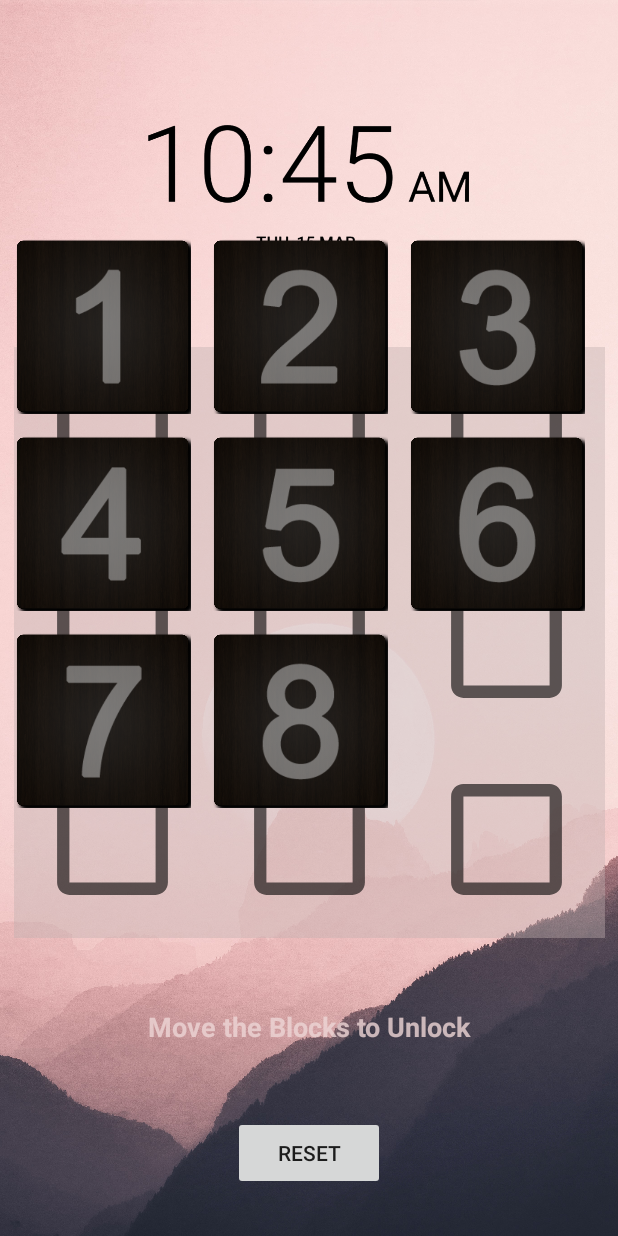
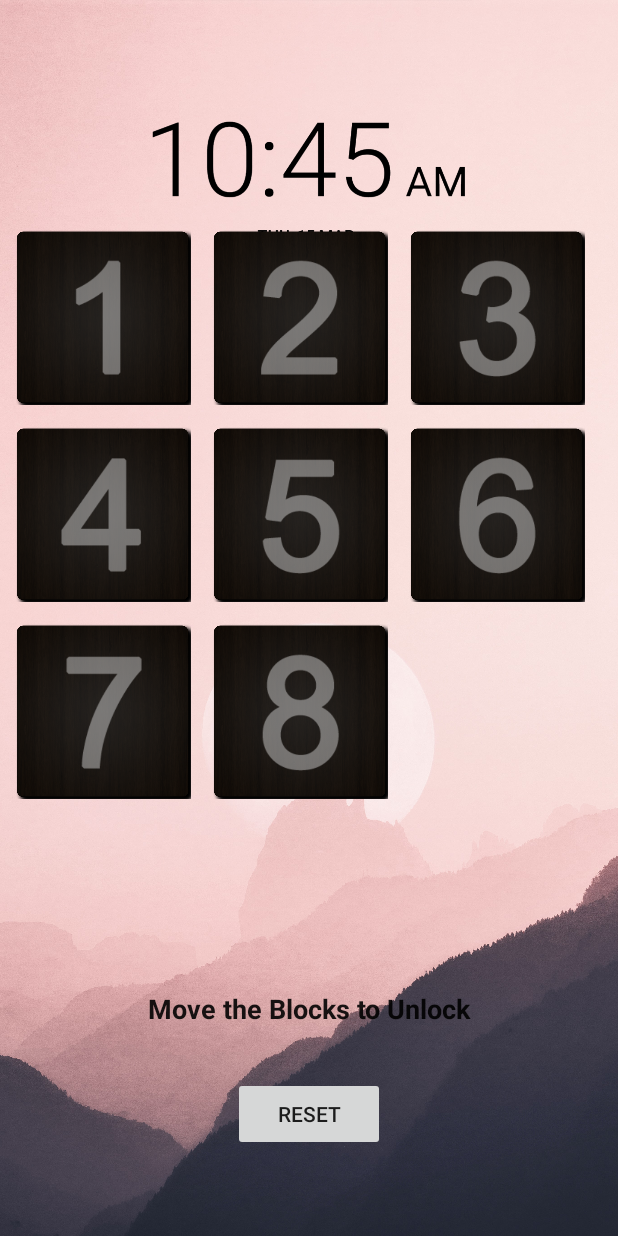
Before and after one commit to mitchgoertzen/Phone_Unlock, an Android app: the BlockUnlock screen opened through its navigation route, on a phone screen of 412 x 824 dp. Run offline under Robolectric (Android 15) with nearby library versions, the phone set to English and light mode, and no system bars.

Commit message:
complete styling

```diff
--- a/app/src/main/java/com/example/phoneunlock/BlockUnlock.java
+++ b/app/src/main/java/com/example/phoneunlock/BlockUnlock.java
@@ -5,8 +5,6 @@ import android.graphics.Color;
 import android.graphics.drawable.Drawable;
 import android.os.Build;
 import android.os.Bundle;
-import android.util.DisplayMetrics;
-import android.util.Log;
 import android.util.Pair;
 import android.view.LayoutInflater;
 import android.view.View;
--- a/app/src/main/res/layout/block_unlock.xml
+++ b/app/src/main/res/layout/block_unlock.xml
@@ -41,7 +41,7 @@
             android:layout_marginLeft="24dp"
             android:layout_marginEnd="24dp"
             android:layout_marginRight="24dp"
-            android:background="#6AC1B0B0"
+            android:background="#00C1B0B0"
             app:layout_constraintBottom_toBottomOf="parent"
             app:layout_constraintEnd_toEndOf="parent"
             app:layout_constraintStart_toStartOf="parent"
@@ -57,6 +57,7 @@
                     android:layout_width="fill_parent"
                     android:layout_height="fill_parent"
                     android:layout_weight="1"
+                    android:alpha="0"
                     android:background="#00FFFFFF"
                     android:src="?android:attr/listChoiceIndicatorMultiple" />
 
@@ -65,6 +66,7 @@
                     android:layout_width="fill_parent"
                     android:layout_height="fill_parent"
                     android:layout_weight="1"
+                    android:alpha="0"
                     android:background="#00FFFFFF"
                     android:src="?android:attr/listChoiceIndicatorMultiple" />
 
@@ -73,6 +75,7 @@
                     android:layout_width="fill_parent"
                     android:layout_height="fill_parent"
                     android:layout_weight="1"
+                    android:alpha="0"
                     android:background="#00FFFFFF"
                     android:src="?android:attr/listChoiceIndicatorMultiple" />
 
@@ -88,6 +91,7 @@
                     android:layout_width="fill_parent"
                     android:layout_height="fill_parent"
                     android:layout_weight="1"
+                    android:alpha="0"
                     android:background="#00FFFFFF"
                     android:src="?android:attr/listChoiceIndicatorMultiple" />
 
@@ -96,6 +100,7 @@
                     android:layout_width="fill_parent"
                     android:layout_height="fill_parent"
                     android:layout_weight="1"
+                    android:alpha="0"
                     android:background="#00FFFFFF"
                     android:src="?android:attr/listChoiceIndicatorMultiple" />
 
@@ -104,6 +109,7 @@
                     android:layout_width="fill_parent"
                     android:layout_height="fill_parent"
                     android:layout_weight="1"
+                    android:alpha="0"
                     android:background="#00FFFFFF"
                     android:contentDescription="TODO"
                     android:src="?android:attr/listChoiceIndicatorMultiple" />
@@ -121,6 +127,7 @@
                     android:layout_width="fill_parent"
                     android:layout_height="fill_parent"
                     android:layout_weight="1"
+                    android:alpha="0"
                     android:background="#00FFFFFF"
                     android:src="?android:attr/listChoiceIndicatorMultiple" />
 
@@ -129,6 +136,7 @@
                     android:layout_width="fill_parent"
                     android:layout_height="fill_parent"
                     android:layout_weight="1"
+                    android:alpha="0"
                     android:background="#00FFFFFF"
                     android:src="?android:attr/listChoiceIndicatorMultiple" />
 
@@ -137,6 +145,7 @@
                     android:layout_width="fill_parent"
                     android:layout_height="fill_parent"
                     android:layout_weight="1"
+                    android:alpha="0"
                     android:background="#00FFFFFF"
                     android:src="?android:attr/listChoiceIndicatorMultiple" />
 
@@ -159,9 +168,9 @@
         android:id="@+id/textview_first"
         android:layout_width="wrap_content"
         android:layout_height="wrap_content"
-        android:layout_marginBottom="16dp"
+        android:layout_marginBottom="8dp"
         android:text="Move the Blocks to Unlock"
-        android:textColor="#CEECD5D5"
+        android:textColor="#E4000000"
         android:textSize="18sp"
         android:textStyle="bold"
         app:layout_constraintBottom_toTopOf="@id/button_blockunlock"
@@ -173,6 +182,7 @@
         android:id="@+id/button_blockunlock"
         android:layout_width="101dp"
         android:layout_height="49dp"
+        android:layout_marginBottom="32dp"
         android:text="Reset"
         app:layout_constraintBottom_toBottomOf="parent"
         app:layout_constraintEnd_toEndOf="parent"
```
